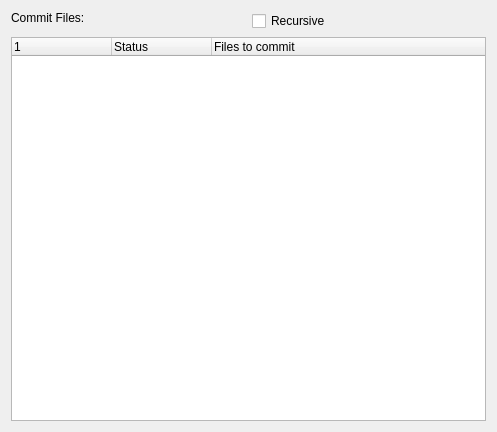
This is vcs/widgets/vcscommitdialog.ui in KDE/kdevelop as Qt 5 draws it before an edit. The edited form follows.
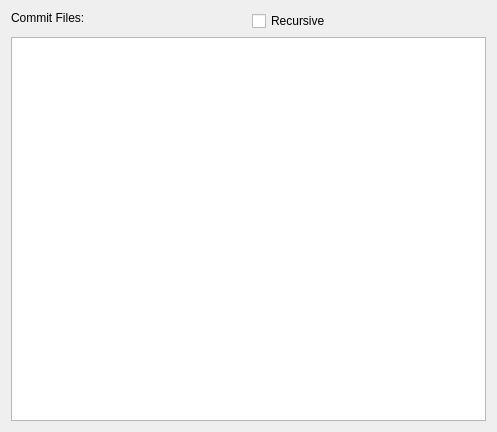
This is the edited form.

The edit to the form file:
```diff
--- a/vcs/widgets/vcscommitdialog.ui
+++ b/vcs/widgets/vcscommitdialog.ui
@@ -38,31 +38,13 @@
     </widget>
    </item>
    <item row="2" column="0" colspan="2">
-    <widget class="QTreeWidget" name="files">
-     <property name="windowTitle">
-      <string>Select Files to commit</string>
+    <widget class="QTreeView" name="files">
+     <property name="editTriggers">
+      <set>QAbstractItemView::NoEditTriggers</set>
      </property>
-     <property name="indentation">
-      <number>0</number>
+     <property name="rootIsDecorated">
+      <bool>false</bool>
      </property>
-     <property name="allColumnsShowFocus">
-      <bool>true</bool>
-     </property>
-     <column>
-      <property name="text">
-       <string/>
-      </property>
-     </column>
-     <column>
-      <property name="text">
-       <string>Status</string>
-      </property>
-     </column>
-     <column>
-      <property name="text">
-       <string>Files to commit</string>
-      </property>
-     </column>
     </widget>
    </item>
   </layout>
```
